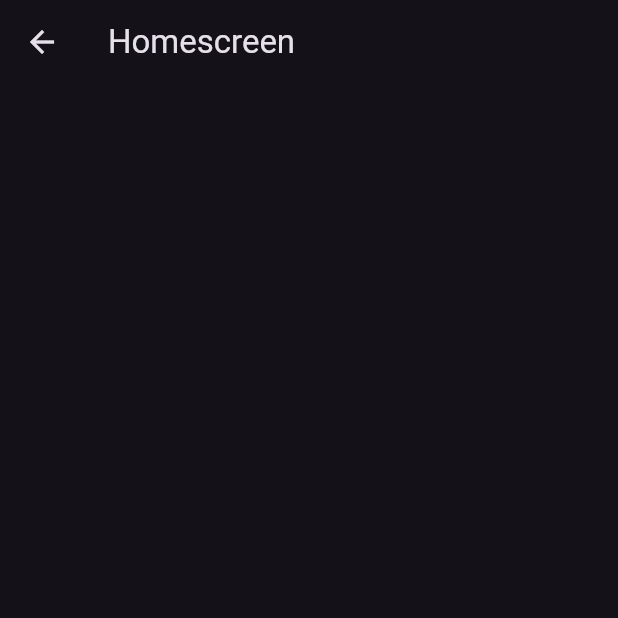
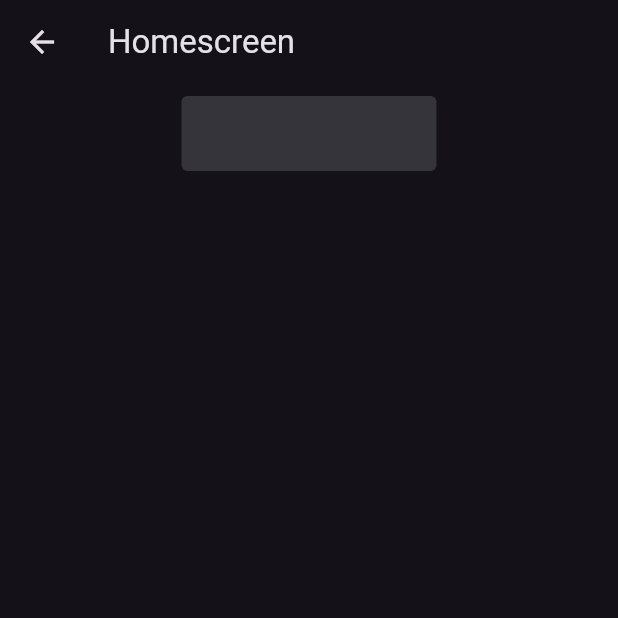
Before and after one commit to VipinayanGit/borrow_booksy, a Flutter app: the Homescreen screen opened directly, on a phone screen of 412 x 824 dp, the top half of it. Run offline on Flutter 3.47's test engine with Material 3 defaults, Android fonts, the phone set to English and light mode, and no system bars; our stand-ins replace image_picker.

Commit message:
search bar with dropdown

```diff
--- a/lib/Screens/homescreen.dart
+++ b/lib/Screens/homescreen.dart
@@ -1,20 +1,55 @@
 import 'package:flutter/material.dart';
 
 class Homescreen extends StatefulWidget {
-  const Homescreen({super.key});
+  List<Map<String, String>> books = [];
+  String selectedgenre = "All";
+
+  final List<String> genre = [
+    "All",
+    "Fiction",
+    "Non-Fiction",
+    "Fantasy",
+    "Mystery",
+    "Science Fiction",
+    "Biography",
+    "History"
+  ];
 
   @override
   State<Homescreen> createState() => _HomescreenState();
 }
 
 class _HomescreenState extends State<Homescreen> {
+   final filteredBooks = selectedGenre == "All"
+        ? books
+        : books.where((book) => book["genre"] == selectedGenre).toList();
   @override
   Widget build(BuildContext context) {
     return Scaffold(
       appBar: AppBar(
         title: Text("Homescreen"),
       ),
+      body: SafeArea(
+        child: SingleChildScrollView(
+          child: Padding(
+            padding: EdgeInsets.all(8),
+            child: Column(
+              children: [
+                Container(
+                  width: 170,
+                  height: 50,
+                  child: TextField(
+                    decoration: InputDecoration(filled: true, border: OutlineInputBorder(borderSide: BorderSide.none)),
+                  ),
+                ),
+                Container(
 
+                )
+              ],
+            ),
+          ),
+        ),
+      ),
     );
   }
 }
```
Also changed, not shown: lib/Screens/adminprofile.dart (+16 -4 lines).
